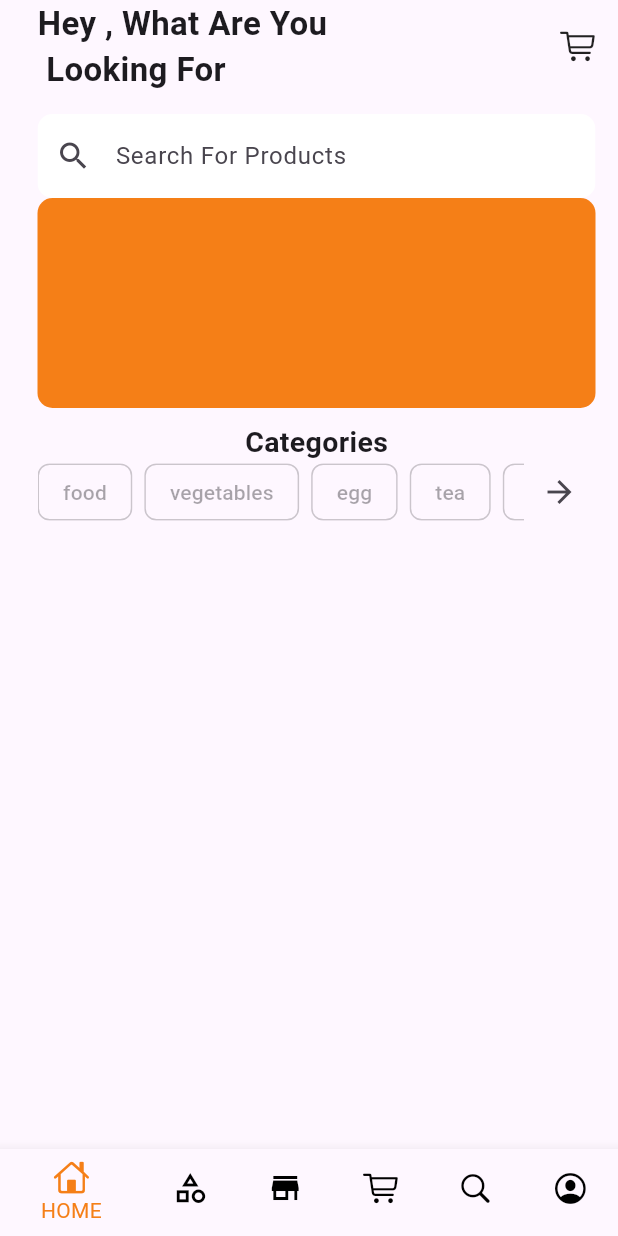
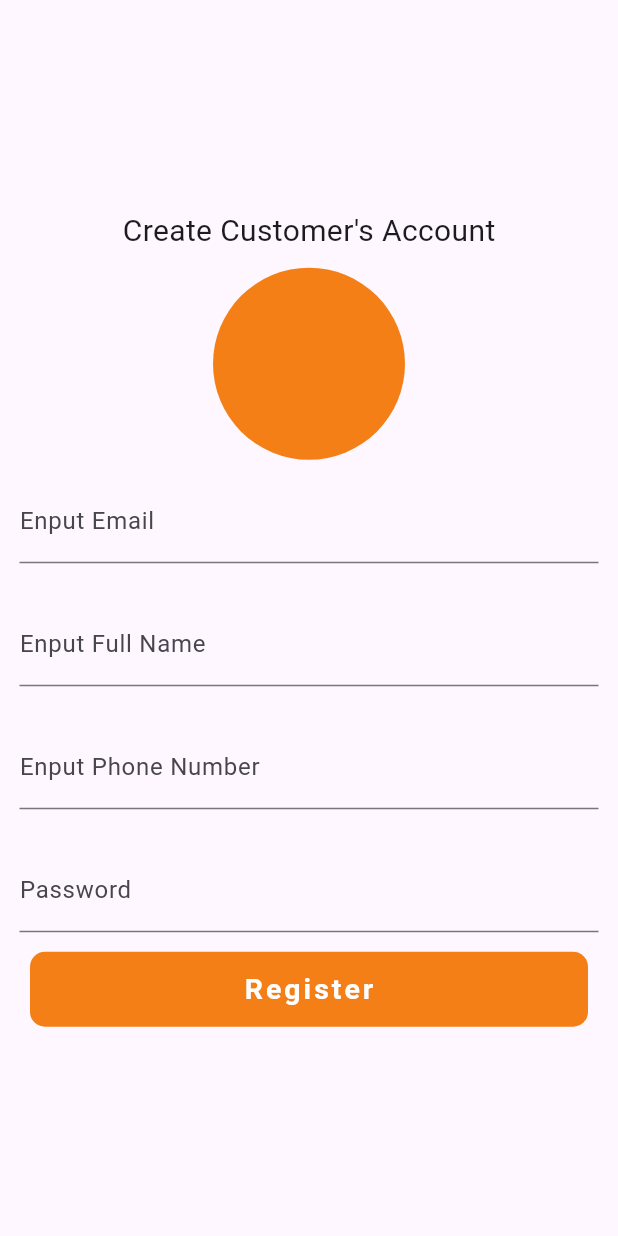
Before and after one commit to Nurujjaman329/ecommerce_project, a Flutter app: the screen it shows after launch, on a phone screen of 412 x 824 dp. Run offline on Flutter 3.47's test engine with Material 3 defaults, Android fonts, the phone set to English and light mode, and no system bars; our stand-ins replace cloud_firestore, firebase_core; accounts and stored records are empty.

Commit message:
add Register screen

```diff
--- a/lib/main.dart
+++ b/lib/main.dart
@@ -1,9 +1,10 @@
 import 'dart:io';
 
-import 'package:ecommerce_practise/views/buyers/main_screens.dart';
 import 'package:firebase_core/firebase_core.dart';
 import 'package:flutter/material.dart';
 import 'package:flutter/services.dart';
+
+import 'views/buyers/auth/register_screen.dart';
 
 void main() async {
   WidgetsFlutterBinding.ensureInitialized();
@@ -29,13 +30,9 @@ class MyApp extends StatelessWidget {
     SystemChrome.setSystemUIOverlayStyle(
         SystemUiOverlayStyle(statusBarColor: Colors.transparent));
     return MaterialApp(
-      title: 'Flutter Demo',
+      title: 'Ecommerce Project',
       debugShowCheckedModeBanner: false,
-      theme: ThemeData(
-        colorScheme: ColorScheme.fromSeed(seedColor: Colors.deepPurple),
-        useMaterial3: true,
-      ),
-      home: MainScreen(),
+      home: RegisterScreen(),
     );
   }
 }
--- /dev/null
+++ b/lib/views/buyers/auth/register_screen.dart
@@ -0,0 +1,89 @@
+import 'package:flutter/material.dart';
+
+class RegisterScreen extends StatefulWidget {
+  const RegisterScreen({super.key});
+
+  @override
+  State<RegisterScreen> createState() => _RegisterScreenState();
+}
+
+class _RegisterScreenState extends State<RegisterScreen> {
+  @override
+  Widget build(BuildContext context) {
+    return Scaffold(
+      body: Center(
+        child: Column(
+          mainAxisAlignment: MainAxisAlignment.center,
+          children: [
+            Text(
+              "Create Customer's Account",
+              style: TextStyle(
+                fontSize: 20,
+              ),
+            ),
+            SizedBox(
+              height: 10.0,
+            ),
+            CircleAvatar(
+              radius: 64,
+              backgroundColor: Colors.yellow.shade900,
+            ),
+            Padding(
+              padding: const EdgeInsets.all(13.0),
+              child: TextFormField(
+                decoration: InputDecoration(
+                  labelText: 'Enput Email',
+                ),
+              ),
+            ),
+            Padding(
+              padding: const EdgeInsets.all(13.0),
+              child: TextFormField(
+                decoration: InputDecoration(
+                  labelText: 'Enput Full Name',
+                ),
+              ),
+            ),
+            Padding(
+              padding: const EdgeInsets.all(13.0),
+              child: TextFormField(
+                decoration: InputDecoration(
+                  labelText: 'Enput Phone Number',
+                ),
+              ),
+            ),
+            Padding(
+              padding: const EdgeInsets.all(13.0),
+              child: TextFormField(
+                decoration: InputDecoration(
+                  labelText: 'Password',
+                ),
+              ),
+            ),
+            Container(
+              width: MediaQuery.of(context).size.width - 40,
+              height: 50,
+              decoration: BoxDecoration(
+                color: Colors.yellow.shade900,
+                borderRadius: BorderRadius.circular(
+                  10.0,
+                ),
+              ),
+              child: Center(
+                child: Text(
+                  "Register",
+                  style: TextStyle(
+                    color: Colors.white,
+                    fontSize: 19,
+                    fontWeight: FontWeight.bold,
+                    letterSpacing: 2,
+                  ),
+                ),
+              ),
+            ),
+          ],
+        ),
+      ),
+    );
+  }
+}
```
